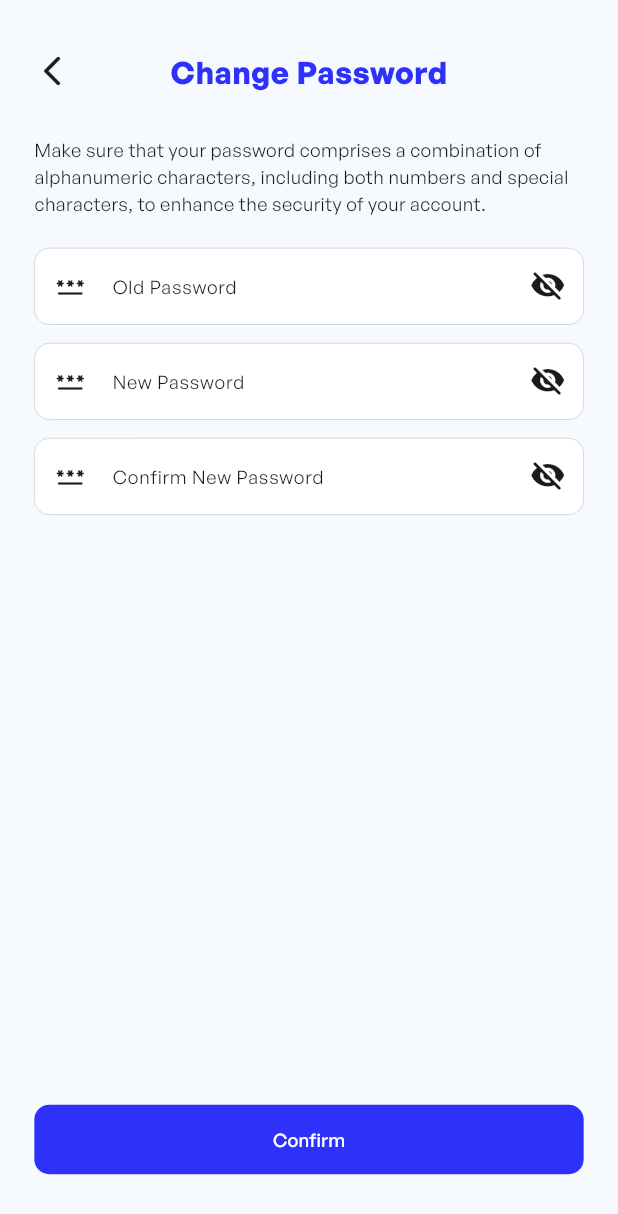
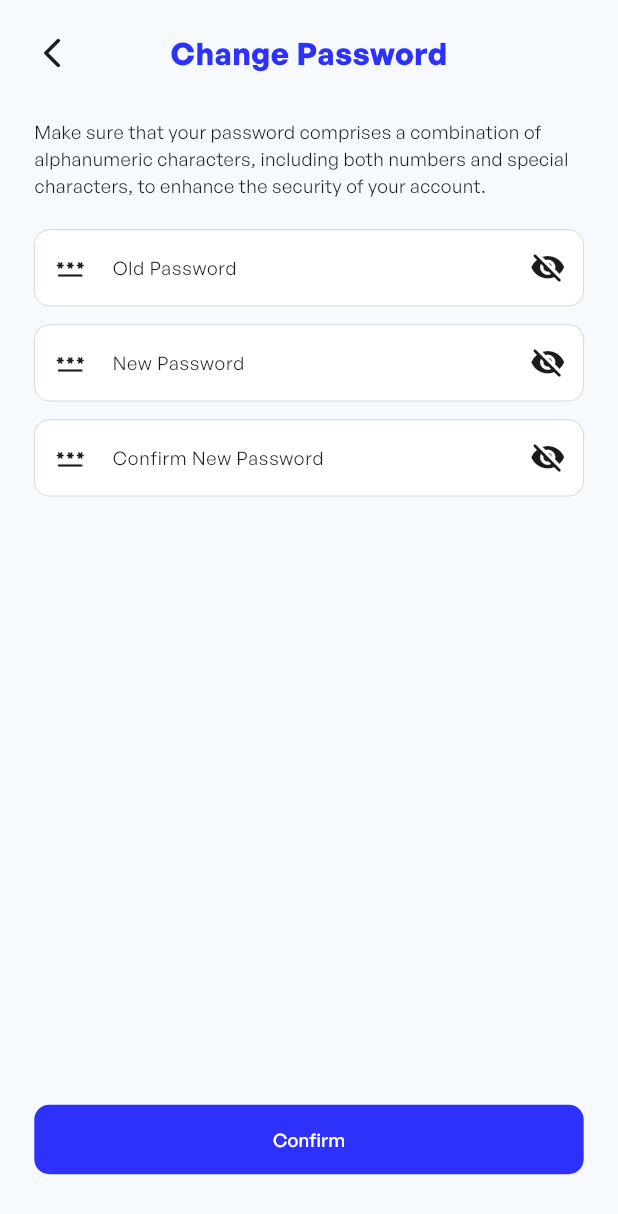
Before and after one commit to MNJDen/Park_in_Capstone, a Flutter app: the ChangePasswordScreen screen opened directly, on a phone screen of 412 x 824 dp. Shown: the top 1214 px of the screen. Run offline on Flutter 3.47's test engine with Material 3 defaults, Android fonts, the phone set to English and light mode, and no system bars; our stand-ins replace animated_toggle_switch, cloud_firestore, contained_tab_bar_view, firebase_auth, firebase_core, firebase_database and 9 more; missing offline and left inert: disclosure, navbar_router; accounts and stored records are empty.

Commit message:
Screens: Update Change Password

```diff
--- a/lib/screens/drawer/settings/change_password.dart
+++ b/lib/screens/drawer/settings/change_password.dart
@@ -220,7 +220,7 @@ class ChangePasswordScreennState extends State<ChangePasswordScreen> {
                 crossAxisAlignment: CrossAxisAlignment.start,
                 children: [
                   SizedBox(
-                    height: 32.h,
+                    height: 20.h,
                   ),
                   Stack(
                     alignment: Alignment.center,
```
